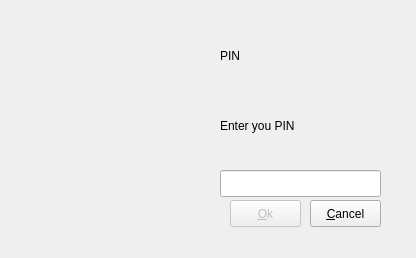
Above: _src/eidmw/dialogs/dialogsQTsrv/dlgWndAskPIN.ui from 12019/svn.gov.pt before the change. Below: the same form after it.
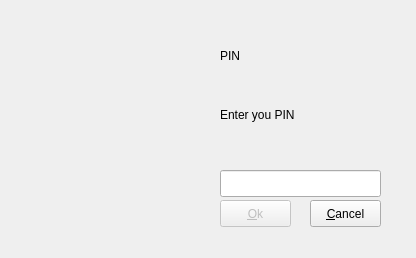
That is the form after the change. Icons and pictures are not drawn.

The edit to the form file:
```diff
--- a/_src/eidmw/dialogs/dialogsQTsrv/dlgWndAskPIN.ui
+++ b/_src/eidmw/dialogs/dialogsQTsrv/dlgWndAskPIN.ui
@@ -252,7 +252,7 @@
    </property>
    <property name="geometry">
     <rect>
-     <x>230</x>
+     <x>220</x>
      <y>200</y>
      <width>71</width>
      <height>27</height>
@@ -266,9 +266,9 @@
    <property name="geometry">
     <rect>
      <x>220</x>
-     <y>90</y>
+     <y>70</y>
      <width>171</width>
-     <height>71</height>
+     <height>90</height>
     </rect>
    </property>
    <property name="sizePolicy">
```
